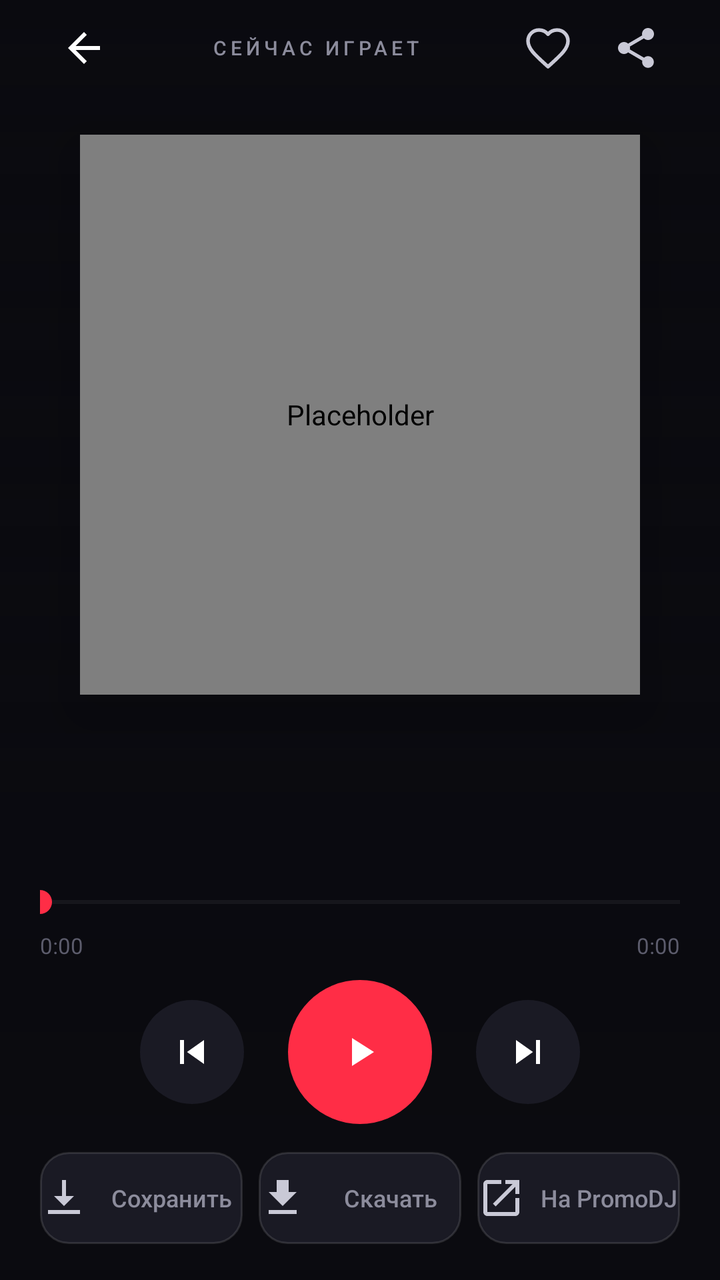
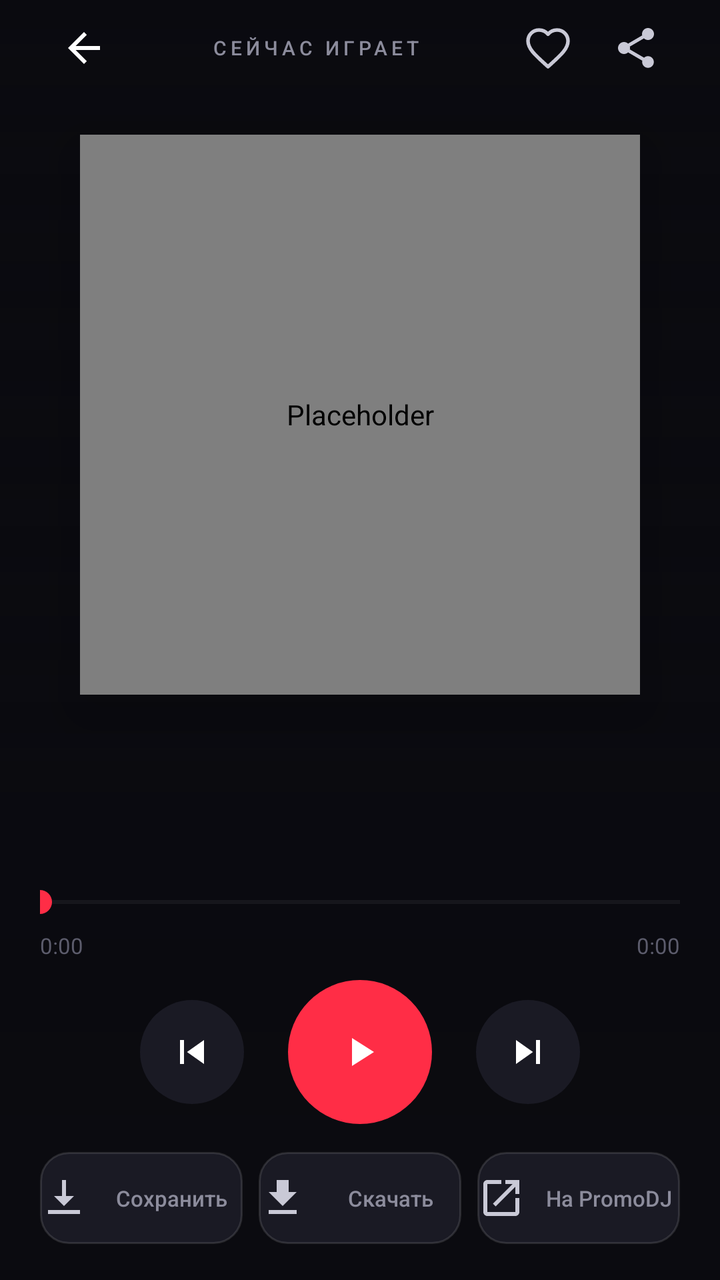

An Android layout rendered at two revisions. The XML below is the earlier revision; the diff shows what the commit changed to produce the second picture.
<!-- AndroidManifest.xml: application theme AppTheme -->
<!-- res/layout/activity_player.xml -->
<?xml version="1.0" encoding="utf-8"?>
<FrameLayout xmlns:android="http://schemas.android.com/apk/res/android"
    android:layout_width="match_parent"
    android:layout_height="match_parent"
    android:background="@color/bg">

    <ImageView
        android:id="@+id/playerBackground"
        android:layout_width="match_parent"
        android:layout_height="match_parent"
        android:alpha="0.22"
        android:contentDescription="@null"
        android:scaleType="centerCrop" />

    <View
        android:layout_width="match_parent"
        android:layout_height="match_parent"
        android:background="@drawable/bg_player_overlay" />

    <LinearLayout
        android:layout_width="match_parent"
        android:layout_height="match_parent"
        android:orientation="vertical"
        android:paddingStart="20dp"
        android:paddingEnd="20dp"
        android:paddingBottom="18dp">

        <LinearLayout
            android:layout_width="match_parent"
            android:layout_height="48dp"
            android:gravity="center_vertical"
            android:orientation="horizontal">

            <ImageButton
                android:id="@+id/back"
                android:layout_width="44dp"
                android:focusable="true"
                android:layout_height="44dp"
                android:background="?android:attr/selectableItemBackgroundBorderless"
                android:foreground="@drawable/bg_focus_circle"
                android:padding="10dp"
                android:src="@drawable/ic_back_white"
                android:contentDescription="@string/back" />

            <TextView
                android:layout_width="0dp"
                android:layout_height="wrap_content"
                android:layout_weight="1"
                android:gravity="center"
                android:letterSpacing="0.2"
                android:text="@string/now_playing"
                android:textColor="@color/text_dim"
                android:textSize="10sp"
                android:fontFamily="sans-serif-medium" />

            <ImageButton
                android:id="@+id/favorite"
                android:layout_width="44dp"
                android:focusable="true"
                android:layout_height="44dp"
                android:background="?android:attr/selectableItemBackgroundBorderless"
                android:foreground="@drawable/bg_focus_circle"
                android:padding="10dp"
                android:src="@drawable/ic_heart_outline"
                android:contentDescription="@string/favorite_add" />

            <ImageButton
                android:id="@+id/share"
                android:layout_width="44dp"
                android:focusable="true"
                android:layout_height="44dp"
                android:background="?android:attr/selectableItemBackgroundBorderless"
                android:foreground="@drawable/bg_focus_circle"
                android:padding="10dp"
                android:src="@drawable/ic_share"
                android:contentDescription="@string/share" />
        </LinearLayout>

        <FrameLayout
            android:layout_width="match_parent"
            android:layout_height="0dp"
            android:layout_weight="1"
            android:minHeight="120dp">

            <com.promodj.trendy.RoundedImageView
                android:id="@+id/cover"
                android:layout_width="280dp"
                android:layout_height="280dp"
                android:layout_gravity="center"
                android:elevation="18dp"
                android:scaleType="centerCrop"
                android:src="@drawable/ic_cover_placeholder"
                android:contentDescription="@null" />
        </FrameLayout>

        <TextView
            android:id="@+id/title"
            android:layout_width="match_parent"
            android:layout_height="wrap_content"
            android:ellipsize="end"
            android:gravity="center"
            android:lineSpacingExtra="2dp"
            android:maxLines="2"
            android:paddingStart="8dp"
            android:paddingEnd="8dp"
            android:textColor="@color/text"
            android:textSize="21sp"
            android:fontFamily="sans-serif-medium" />

        <TextView
            android:id="@+id/artist"
            android:layout_width="match_parent"
            android:layout_height="wrap_content"
            android:layout_marginTop="6dp"
            android:ellipsize="end"
            android:gravity="center"
            android:maxLines="1"
            android:paddingStart="8dp"
            android:paddingEnd="8dp"
            android:textColor="@color/text_dim"
            android:textSize="13sp" />

        <SeekBar
            android:id="@+id/seek"
            android:layout_width="match_parent"
            android:layout_height="32dp"
            android:layout_marginTop="16dp"
            android:foreground="@drawable/bg_focus_ring"
            android:max="1000"
            android:paddingStart="0dp"
            android:paddingEnd="0dp"
            android:progress="0"
            android:progressBackgroundTint="#2AFFFFFF"
            android:progressTint="@color/accent"
            android:splitTrack="false"
            android:thumbTint="@color/accent" />

        <LinearLayout
            android:layout_width="match_parent"
            android:layout_height="wrap_content"
            android:layout_marginTop="-2dp"
            android:orientation="horizontal">

            <TextView
                android:id="@+id/timeCurrent"
                android:layout_width="0dp"
                android:layout_height="wrap_content"
                android:layout_weight="1"
                android:text="0:00"
                android:textColor="@color/text_faint"
                android:textSize="11sp" />

            <TextView
                android:id="@+id/timeTotal"
                android:layout_width="wrap_content"
                android:layout_height="wrap_content"
                android:text="0:00"
                android:textColor="@color/text_faint"
                android:textSize="11sp" />
        </LinearLayout>

        <LinearLayout
            android:layout_width="match_parent"
            android:layout_height="wrap_content"
            android:layout_marginTop="10dp"
            android:gravity="center"
            android:orientation="horizontal">

            <ImageButton
                android:id="@+id/prev"
                android:layout_width="52dp"
                android:focusable="true"
                android:layout_height="52dp"
                android:background="@drawable/bg_round_button"
                android:foreground="@drawable/bg_focus_circle"
                android:padding="13dp"
                android:src="@drawable/ic_prev_white"
                android:contentDescription="@string/prev" />

            <ImageButton
                android:id="@+id/play"
                android:layout_width="72dp"
                android:focusable="true"
                android:layout_height="72dp"
                android:layout_marginStart="22dp"
                android:layout_marginEnd="22dp"
                android:background="@drawable/bg_play_circle"
                android:foreground="@drawable/bg_focus_circle"
                android:padding="22dp"
                android:src="@drawable/ic_play_white"
                android:contentDescription="@string/play" />

            <ImageButton
                android:id="@+id/next"
                android:layout_width="52dp"
                android:focusable="true"
                android:layout_height="52dp"
                android:background="@drawable/bg_round_button"
                android:foreground="@drawable/bg_focus_circle"
                android:padding="13dp"
                android:src="@drawable/ic_next_white"
                android:contentDescription="@string/next" />
        </LinearLayout>

        <TextView
            android:id="@+id/status"
            android:layout_width="match_parent"
            android:layout_height="wrap_content"
            android:layout_marginTop="8dp"
            android:gravity="center"
            android:textColor="@color/accent"
            android:textSize="11sp"
            android:visibility="gone" />

        <LinearLayout
            android:layout_width="match_parent"
            android:layout_height="wrap_content"
            android:layout_marginTop="14dp"
            android:orientation="horizontal">

            <TextView
                android:id="@+id/cache"
                android:layout_width="0dp"
                android:layout_height="46dp"
                android:layout_weight="1"
                android:layout_marginEnd="4dp"
                android:background="@drawable/bg_pill_button"
                android:drawableStart="@drawable/ic_cache"
                android:drawablePadding="6dp"
                android:focusable="true"
                android:foreground="@drawable/bg_focus_ring"
                android:gravity="center"
                android:text="@string/cache"
                android:textColor="@color/text_dim"
                android:textSize="12sp"
                android:fontFamily="sans-serif-medium" />

            <TextView
                android:id="@+id/download"
                android:layout_width="0dp"
                android:layout_height="46dp"
                android:layout_weight="1"
                android:layout_marginStart="4dp"
                android:layout_marginEnd="4dp"
                android:background="@drawable/bg_pill_button"
                android:drawableStart="@drawable/ic_download"
                android:drawablePadding="6dp"
                android:focusable="true"
                android:foreground="@drawable/bg_focus_ring"
                android:gravity="center"
                android:text="@string/download"
                android:textColor="@color/text_dim"
                android:textSize="12sp"
                android:fontFamily="sans-serif-medium" />

            <TextView
                android:id="@+id/openSite"
                android:layout_width="0dp"
                android:layout_height="46dp"
                android:layout_weight="1"
                android:layout_marginStart="4dp"
                android:background="@drawable/bg_pill_button"
                android:drawableStart="@drawable/ic_open"
                android:drawablePadding="6dp"
                android:focusable="true"
                android:foreground="@drawable/bg_focus_ring"
                android:gravity="center"
                android:text="@string/open_site"
                android:textColor="@color/text_dim"
                android:textSize="12sp"
                android:fontFamily="sans-serif-medium" />
        </LinearLayout>
    </LinearLayout>
</FrameLayout>
<!-- resources referenced by this layout -->
<resources>
  <color name="accent">#FF2D46</color>
  <color name="bg">#0A0A0F</color>
  <color name="text">#F3F3F8</color>
  <color name="text_dim">#8C8C9C</color>
  <color name="text_faint">#5C5C6C</color>
  <!-- drawable bg_pill_button (drawable) -->
  <?xml version="1.0" encoding="utf-8"?>
  <shape xmlns:android="http://schemas.android.com/apk/res/android" android:shape="rectangle">
      <solid android:color="@color/surface2" />
      <corners android:radius="14dp" />
      <stroke android:width="1dp" android:color="#1FFFFFFF" />
  </shape>
  <!-- drawable bg_play_circle (drawable) -->
  <?xml version="1.0" encoding="utf-8"?>
  <ripple xmlns:android="http://schemas.android.com/apk/res/android" android:color="#55FFFFFF">
      <item>
          <shape android:shape="oval">
              <solid android:color="@color/accent" />
          </shape>
      </item>
  </ripple>
  <!-- drawable bg_round_button (drawable) -->
  <?xml version="1.0" encoding="utf-8"?>
  <ripple xmlns:android="http://schemas.android.com/apk/res/android" android:color="#22FFFFFF">
      <item>
          <shape android:shape="oval">
              <solid android:color="@color/surface2" />
          </shape>
      </item>
  </ripple>
  <!-- drawable ic_back_white (drawable) -->
  <?xml version="1.0" encoding="utf-8"?>
  <vector xmlns:android="http://schemas.android.com/apk/res/android"
      android:width="24dp" android:height="24dp"
      android:viewportWidth="24" android:viewportHeight="24">
      <path android:fillColor="#FFFFFF" android:pathData="M20,11H7.83l5.59,-5.59L12,4l-8,8 8,8 1.41,-1.41L7.83,13H20v-2z" />
  </vector>
  <!-- drawable ic_cache (drawable) -->
  <?xml version="1.0" encoding="utf-8"?>
  <vector xmlns:android="http://schemas.android.com/apk/res/android"
      android:width="24dp"
      android:height="24dp"
      android:viewportWidth="24"
      android:viewportHeight="24">
      <path
          android:fillColor="#C9C9D6"
          android:pathData="M11,3h2v8h4l-5,5 -5,-5h4zM4,18h16v2H4z" />
  </vector>
  <!-- drawable ic_download (drawable) -->
  <?xml version="1.0" encoding="utf-8"?>
  <vector xmlns:android="http://schemas.android.com/apk/res/android"
      android:width="24dp" android:height="24dp"
      android:viewportWidth="24" android:viewportHeight="24">
      <path android:fillColor="#C9C9D6" android:pathData="M19,9h-4V3H9v6H5l7,7 7,-7zM5,18v2h14v-2H5z" />
  </vector>
  <!-- drawable ic_next_white (drawable) -->
  <?xml version="1.0" encoding="utf-8"?>
  <vector xmlns:android="http://schemas.android.com/apk/res/android"
      android:width="24dp" android:height="24dp"
      android:viewportWidth="24" android:viewportHeight="24">
      <path android:fillColor="#FFFFFF" android:pathData="M6,18l8.5,-6L6,6v12zM16,6v12h2V6h-2z" />
  </vector>
  <!-- drawable ic_play_white (drawable) -->
  <?xml version="1.0" encoding="utf-8"?>
  <vector xmlns:android="http://schemas.android.com/apk/res/android"
      android:width="24dp" android:height="24dp"
      android:viewportWidth="24" android:viewportHeight="24">
      <path android:fillColor="#FFFFFF" android:pathData="M8,5v14l11,-7z" />
  </vector>
  <!-- drawable ic_prev_white (drawable) -->
  <?xml version="1.0" encoding="utf-8"?>
  <vector xmlns:android="http://schemas.android.com/apk/res/android"
      android:width="24dp" android:height="24dp"
      android:viewportWidth="24" android:viewportHeight="24">
      <path android:fillColor="#FFFFFF" android:pathData="M6,6h2v12H6zM18,6l-8.5,6 8.5,6z" />
  </vector>
  <string name="back">Назад</string>
  <string name="cache">Сохранить</string>
  <string name="download">Скачать</string>
  <string name="favorite_add">В избранное</string>
  <string name="next">Следующий</string>
  <string name="now_playing">СЕЙЧАС ИГРАЕТ</string>
  <string name="open_site">На PromoDJ</string>
  <string name="play">Играть</string>
  <string name="prev">Предыдущий</string>
  <string name="share">Поделиться</string>
  <color name="transparent">#00000000</color>
  <color name="white">#FFFFFF</color>
  <color name="surface2">#1A1A24</color>
  <!-- unchanged entries left out for length: 9 -->
</resources>

<!-- the commit's change to res/layout/activity_player.xml (unified diff, before → after) -->
@@ -18,6 +18,7 @@
         android:background="@drawable/bg_player_overlay" />
 
     <LinearLayout
+        android:id="@+id/playerContent"
         android:layout_width="match_parent"
         android:layout_height="match_parent"
         android:orientation="vertical"
@@ -231,8 +232,10 @@
                 android:foreground="@drawable/bg_focus_ring"
                 android:gravity="center"
                 android:text="@string/cache"
-                android:textColor="@color/text_dim"
-                android:textSize="12sp"
+                android:ellipsize="end"
+                android:maxLines="1"
+                android:textColor="@color/text_dim"
+                android:textSize="11sp"
                 android:fontFamily="sans-serif-medium" />
 
             <TextView
@@ -249,8 +252,10 @@
                 android:foreground="@drawable/bg_focus_ring"
                 android:gravity="center"
                 android:text="@string/download"
-                android:textColor="@color/text_dim"
-                android:textSize="12sp"
+                android:ellipsize="end"
+                android:maxLines="1"
+                android:textColor="@color/text_dim"
+                android:textSize="11sp"
                 android:fontFamily="sans-serif-medium" />
 
             <TextView
@@ -266,8 +271,10 @@
                 android:foreground="@drawable/bg_focus_ring"
                 android:gravity="center"
                 android:text="@string/open_site"
-                android:textColor="@color/text_dim"
-                android:textSize="12sp"
+                android:ellipsize="end"
+                android:maxLines="1"
+                android:textColor="@color/text_dim"
+                android:textSize="11sp"
                 android:fontFamily="sans-serif-medium" />
         </LinearLayout>
     </LinearLayout>
